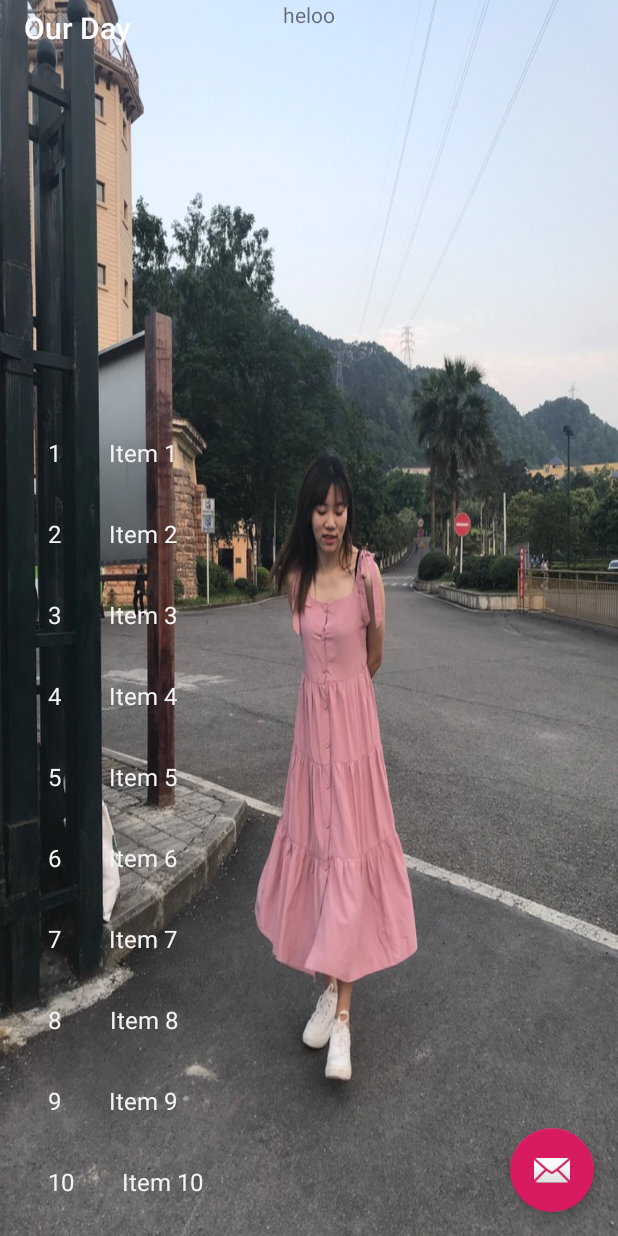
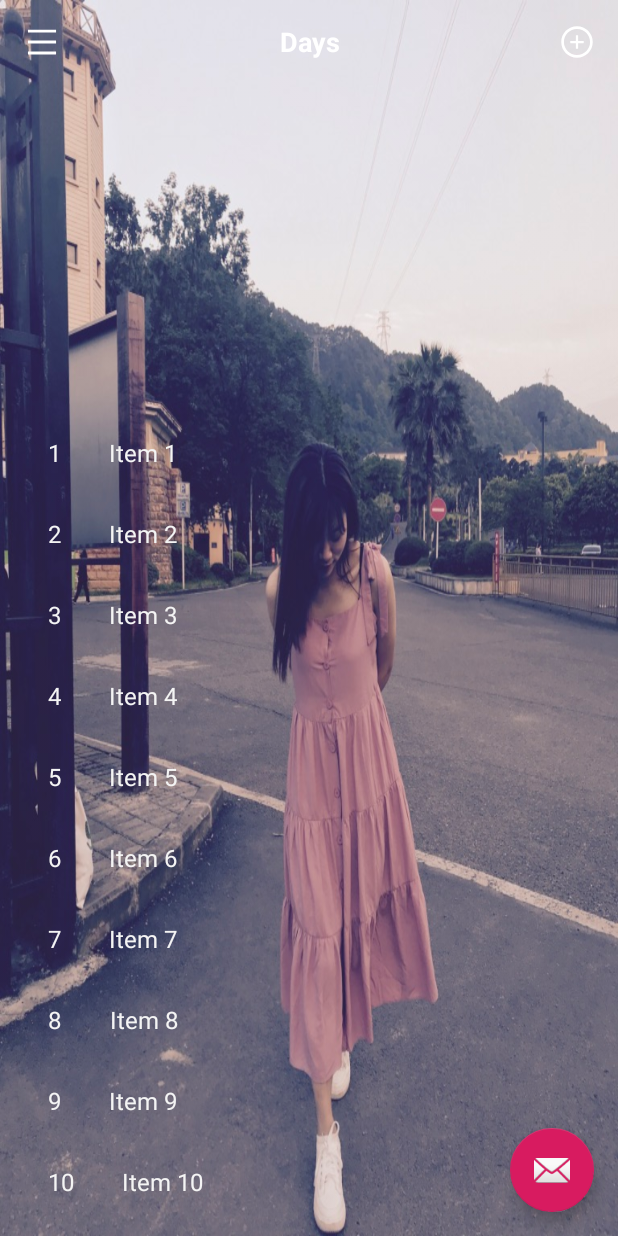
Before and after one commit to LimerenceT/OurDay, an Android app: the screen it shows after launch (ItemListActivity), on a phone screen of 412 x 824 dp. Run offline under Robolectric (Android 15) with nearby library versions, the phone set to English and light mode, and no system bars.

Commit message:
Add two icon on Toolbar

```diff
--- a/app/src/main/java/com/day/ourday/ItemListActivity.java
+++ b/app/src/main/java/com/day/ourday/ItemListActivity.java
@@ -163,9 +163,8 @@ public class ItemListActivity extends AppCompatActivity {
     protected void onCreate(Bundle savedInstanceState) {
         super.onCreate(savedInstanceState);
         setContentView(R.layout.activity_item_list);
-        Toolbar toolbar = findViewById(R.id.toolbar);
-        setSupportActionBar(toolbar);
-        toolbar.setTitle(getTitle());
+//        Toolbar toolbar = findViewById(R.id.toolbar);
+//        setSupportActionBar(toolbar);
         imageView = findViewById(R.id.imageView);
         requestStoragePermission();
         FloatingActionButton fab = findViewById(R.id.fab);
--- /dev/null
+++ b/app/src/main/res/drawable/ic_menu.xml
@@ -0,0 +1,4 @@
+<vector android:height="24dp" android:viewportHeight="1024"
+    android:viewportWidth="1024" android:width="24dp" xmlns:android="http://schemas.android.com/apk/res/android">
+    <path android:fillColor="#FFFFFF" android:pathData="M904,160H120c-4.4,0 -8,3.6 -8,8v64c0,4.4 3.6,8 8,8h784c4.4,0 8,-3.6 8,-8v-64c0,-4.4 -3.6,-8 -8,-8zM904,784H120c-4.4,0 -8,3.6 -8,8v64c0,4.4 3.6,8 8,8h784c4.4,0 8,-3.6 8,-8v-64c0,-4.4 -3.6,-8 -8,-8zM904,472H120c-4.4,0 -8,3.6 -8,8v64c0,4.4 3.6,8 8,8h784c4.4,0 8,-3.6 8,-8v-64c0,-4.4 -3.6,-8 -8,-8z"/>
+</vector>
--- /dev/null
+++ b/app/src/main/res/drawable/ic_plus_circle.xml
@@ -0,0 +1,5 @@
+<vector android:height="24dp" android:viewportHeight="1024"
+    android:viewportWidth="1024" android:width="24dp" xmlns:android="http://schemas.android.com/apk/res/android">
+    <path android:fillColor="#FFFFFF" android:pathData="M696,480H544V328c0,-4.4 -3.6,-8 -8,-8h-48c-4.4,0 -8,3.6 -8,8v152H328c-4.4,0 -8,3.6 -8,8v48c0,4.4 3.6,8 8,8h152v152c0,4.4 3.6,8 8,8h48c4.4,0 8,-3.6 8,-8V544h152c4.4,0 8,-3.6 8,-8v-48c0,-4.4 -3.6,-8 -8,-8z"/>
+    <path android:fillColor="#FFFFFF" android:pathData="M512,64C264.6,64 64,264.6 64,512s200.6,448 448,448 448,-200.6 448,-448S759.4,64 512,64zM512,884c-205.4,0 -372,-166.6 -372,-372s166.6,-372 372,-372 372,166.6 372,372 -166.6,372 -372,372z"/>
+</vector>
--- a/app/src/main/res/layout/activity_item_list.xml
+++ b/app/src/main/res/layout/activity_item_list.xml
@@ -10,8 +10,8 @@
     <ImageView
         android:id="@+id/imageView"
         android:layout_width="match_parent"
+        android:layout_height="match_parent"
         android:fitsSystemWindows="true"
-        android:layout_height="match_parent"
         android:background="@drawable/tang" />
 
     <LinearLayout
@@ -21,10 +21,9 @@
 
         <TextView
             android:layout_width="match_parent"
+            android:layout_height="0dp"
             android:layout_weight="1"
-            android:text="heloo"
-            android:textAlignment="center"
-            android:layout_height="0dp" />
+            android:textAlignment="center" />
 
         <FrameLayout
             android:id="@+id/frameLayout"
@@ -58,9 +57,34 @@
         <androidx.appcompat.widget.Toolbar
             android:id="@+id/toolbar"
             android:layout_width="match_parent"
-            android:layout_height="37dp"
+            android:layout_height="?attr/actionBarSize"
             android:background="#00000000"
-            app:popupTheme="@style/AppTheme.PopupOverlay" />
+            app:popupTheme="@style/AppTheme.PopupOverlay">
+            <TextView
+                android:layout_width="wrap_content"
+                android:layout_height="wrap_content"
+                android:layout_gravity="start"
+                android:layout_marginStart="15dp"
+                android:drawableStart="@drawable/ic_menu"
+                />
+            <TextView
+                android:layout_width="wrap_content"
+                android:layout_height="wrap_content"
+                android:layout_gravity="end"
+                android:layout_marginEnd="15dp"
+                android:drawableStart="@drawable/ic_plus_circle"
+                />
+
+            <TextView
+                android:layout_width="wrap_content"
+                android:layout_height="wrap_content"
+                android:layout_gravity="center"
+                android:text="Days"
+                android:textAlignment="center"
+                android:textAppearance="@style/TextAppearance.AppCompat.Medium"
+                android:textColor="#FFFFFF"
+                android:textStyle="bold" />
+        </androidx.appcompat.widget.Toolbar>
 
     </com.google.android.material.appbar.AppBarLayout>
 
--- a/app/src/main/res/values/styles.xml
+++ b/app/src/main/res/values/styles.xml
@@ -1,7 +1,7 @@
 <resources>
 
     <!-- Base application theme. -->
-    <style name="AppTheme" parent="Theme.AppCompat.Light.DarkActionBar">
+    <style name="AppTheme" parent="Theme.AppCompat.Light.NoActionBar">
         <!-- Customize your theme here. -->
         <item name="colorPrimary">@color/colorPrimary</item>
         <item name="colorPrimaryDark">@color/colorPrimaryDark</item>
@@ -25,4 +25,5 @@
 
     <style name="AppTheme.PopupOverlay" parent="ThemeOverlay.AppCompat.Light" />
 
+
 </resources>
```
Also changed, not shown: app/src/main/res/drawable/tang.jpg.
